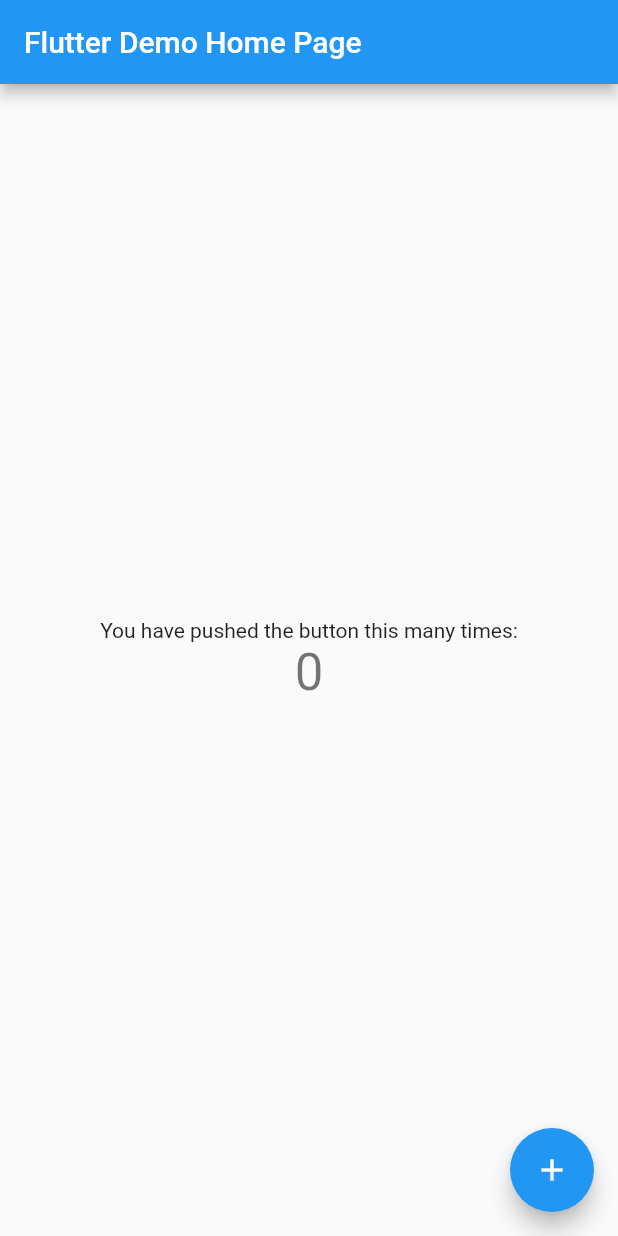
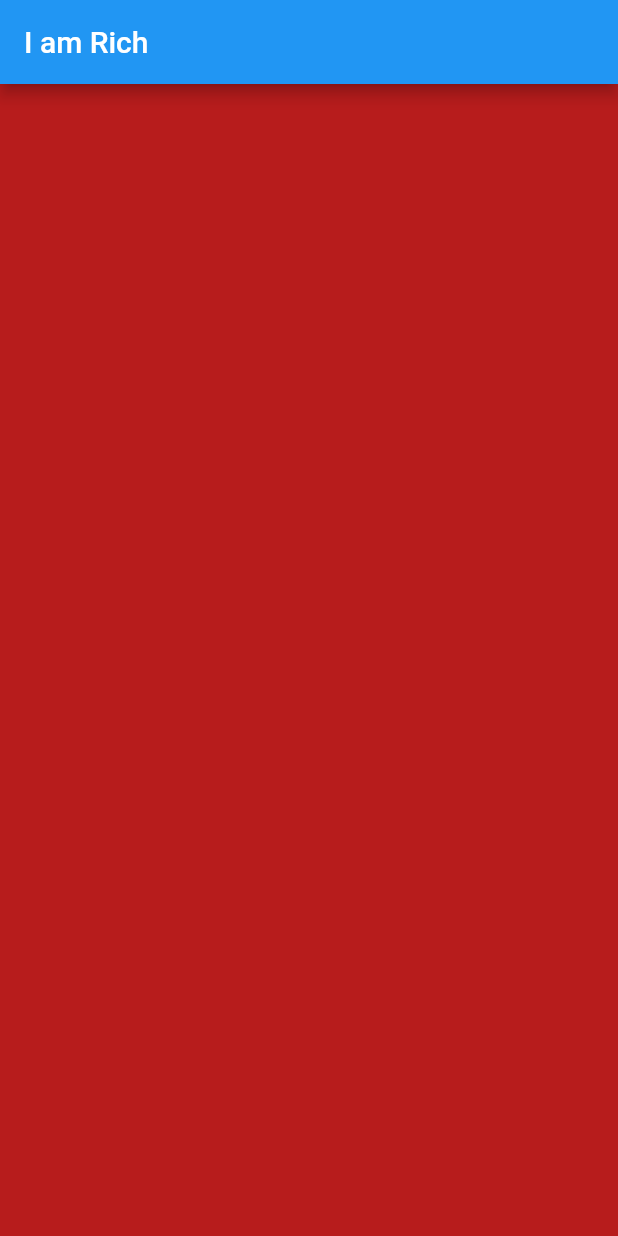
Before and after one commit to adriangl98/ng_project, a Flutter app: the screen it shows after launch, on a phone screen of 412 x 824 dp. Run offline on Flutter 3.47's test engine with Material 2 defaults, Android fonts, the phone set to English and light mode, and no system bars.

Commit message:
color,title,picture

```diff
--- a/flutter_application_1/lib/main.dart
+++ b/flutter_application_1/lib/main.dart
@@ -1,115 +1,12 @@
 import 'package:flutter/material.dart';
 
 void main() {
-  runApp(const MyApp());
+  runApp(
+    MaterialApp(
+      home: Scaffold(
+        appBar: AppBar(title: Text("I am Rich")),
+        backgroundColor: Colors.red[900],
+      ),
+    ),
+  );
 }
-
-class MyApp extends StatelessWidget {
-  const MyApp({Key? key}) : super(key: key);
-
-  // This widget is the root of your application.
-  @override
-  Widget build(BuildContext context) {
-    return MaterialApp(
-      title: 'Flutter Demo',
-      theme: ThemeData(
-        // This is the theme of your application.
-        //
-        // Try running your application with "flutter run". You'll see the
-        // application has a blue toolbar. Then, without quitting the app, try
-        // changing the primarySwatch below to Colors.green and then invoke
-        // "hot reload" (press "r" in the console where you ran "flutter run",
-        // or simply save your changes to "hot reload" in a Flutter IDE).
-        // Notice that the counter didn't reset back to zero; the application
-        // is not restarted.
-        primarySwatch: Colors.blue,
-      ),
-      home: const MyHomePage(title: 'Flutter Demo Home Page'),
-    );
-  }
-}
-
-class MyHomePage extends StatefulWidget {
-  const MyHomePage({Key? key, required this.title}) : super(key: key);
-
-  // This widget is the home page of your application. It is stateful, meaning
-  // that it has a State object (defined below) that contains fields that affect
-  // how it looks.
-
-  // This class is the configuration for the state. It holds the values (in this
-  // case the title) provided by the parent (in this case the App widget) and
-  // used by the build method of the State. Fields in a Widget subclass are
-  // always marked "final".
-
-  final String title;
-
-  @override
-  State<MyHomePage> createState() => _MyHomePageState();
-}
-
-class _MyHomePageState extends State<MyHomePage> {
-  int _counter = 0;
-
-  void _incrementCounter() {
-    setState(() {
-      // This call to setState tells the Flutter framework that something has
-      // changed in this State, which causes it to rerun the build method below
-      // so that the display can reflect the updated values. If we changed
-      // _counter without calling setState(), then the build method would not be
-      // called again, and so nothing would appear to happen.
-      _counter++;
-    });
-  }
-
-  @override
-  Widget build(BuildContext context) {
-    // This method is rerun every time setState is called, for instance as done
-    // by the _incrementCounter method above.
-    //
-    // The Flutter framework has been optimized to make rerunning build methods
-    // fast, so that you can just rebuild anything that needs updating rather
-    // than having to individually change instances of widgets.
-    return Scaffold(
-      appBar: AppBar(
-        // Here we take the value from the MyHomePage object that was created by
-        // the App.build method, and use it to set our appbar title.
-        title: Text(widget.title),
-      ),
-      body: Center(
-        // Center is a layout widget. It takes a single child and positions it
-        // in the middle of the parent.
-        child: Column(
-          // Column is also a layout widget. It takes a list of children and
-          // arranges them vertically. By default, it sizes itself to fit its
-          // children horizontally, and tries to be as tall as its parent.
-          //
-          // Invoke "debug painting" (press "p" in the console, choose the
-          // "Toggle Debug Paint" action from the Flutter Inspector in Android
-          // Studio, or the "Toggle Debug Paint" command in Visual Studio Code)
-          // to see the wireframe for each widget.
-          //
-          // Column has various properties to control how it sizes itself and
-          // how it positions its children. Here we use mainAxisAlignment to
-          // center the children vertically; the main axis here is the vertical
-          // axis because Columns are vertical (the cross axis would be
-          // horizontal).
-          mainAxisAlignment: MainAxisAlignment.center,
-          children: <Widget>[
-            const Text(
-              'You have pushed the button this many times:',
-            ),
-            Text(
-              '$_counter',
-              style: Theme.of(context).textTheme.headline4,
-            ),
-          ],
-        ),
-      ),
-      floatingActionButton: FloatingActionButton(
-        onPressed: _incrementCounter,
-        tooltip: 'Increment',
-        child: const Icon(Icons.add),
-      ), // This trailing comma makes auto-formatting nicer for build methods.
-    );
-  }
-}
```
